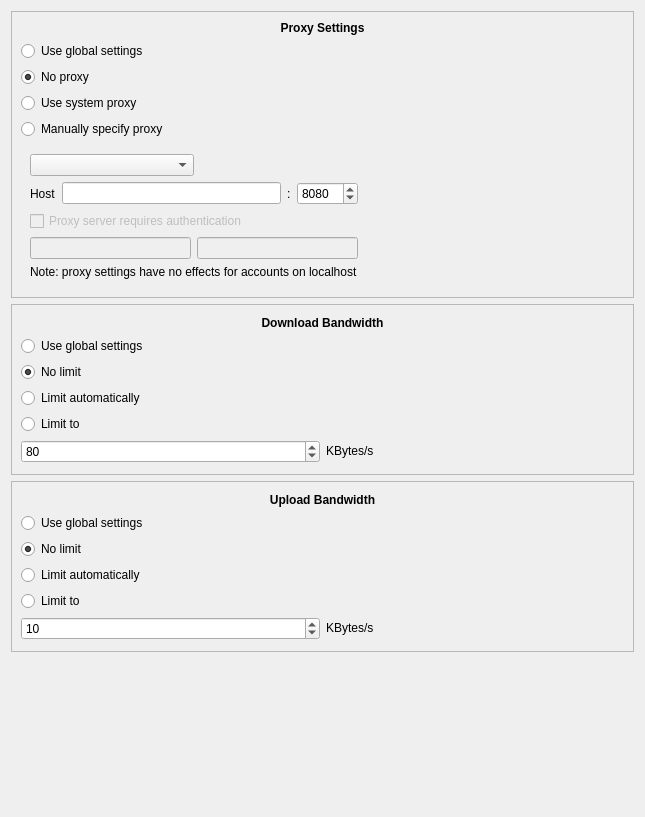
The window that src/gui/networksettings.ui (nextcloud/desktop) describes before a commit, drawn with Qt 5.
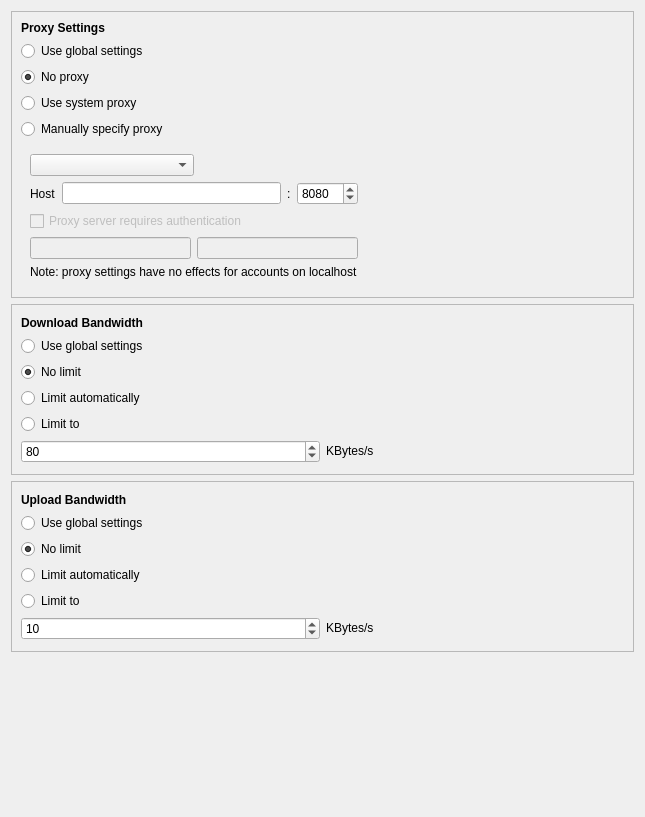
The same window after the commit.

Commit message: section label are left aligned in network settings

```diff
--- a/src/gui/networksettings.ui
+++ b/src/gui/networksettings.ui
@@ -46,7 +46,7 @@
          <string>Proxy Settings</string>
         </property>
         <property name="alignment">
-         <set>Qt::AlignmentFlag::AlignCenter</set>
+         <set>Qt::AlignmentFlag::AlignLeading|Qt::AlignmentFlag::AlignLeft|Qt::AlignmentFlag::AlignVCenter</set>
         </property>
        </widget>
       </item>
@@ -319,7 +319,7 @@
          <string>Download Bandwidth</string>
         </property>
         <property name="alignment">
-         <set>Qt::AlignmentFlag::AlignCenter</set>
+         <set>Qt::AlignmentFlag::AlignLeading|Qt::AlignmentFlag::AlignLeft|Qt::AlignmentFlag::AlignVCenter</set>
         </property>
        </widget>
       </item>
@@ -425,7 +425,7 @@
          <string>Upload Bandwidth</string>
         </property>
         <property name="alignment">
-         <set>Qt::AlignmentFlag::AlignCenter</set>
+         <set>Qt::AlignmentFlag::AlignLeading|Qt::AlignmentFlag::AlignLeft|Qt::AlignmentFlag::AlignVCenter</set>
         </property>
        </widget>
       </item>
```
